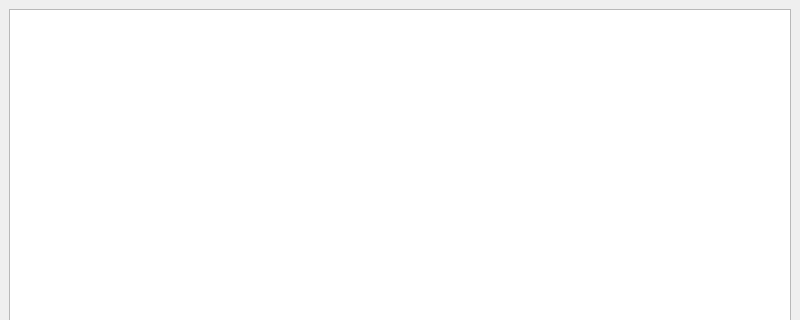
Above: targetinfowindow.ui from kernelhcy/targettracking before the change; both pictures show x 0 to 800 and y 0 to 320 of the 800 by 600 pixel window. Below: the same form after it.
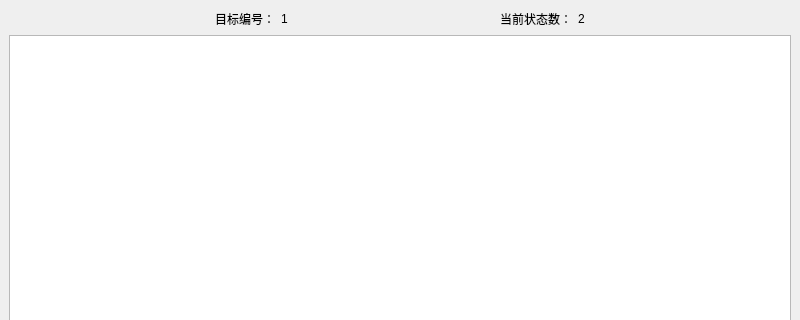
That is the form after the change.

Commit message: 集群信息和目标信息窗口增加显示信息

What changed in the file:
```diff
--- a/targetinfowindow.ui
+++ b/targetinfowindow.ui
@@ -16,6 +16,77 @@
   <widget class="QWidget" name="centralwidget">
    <layout class="QGridLayout" name="gridLayout">
     <item row="0" column="0">
+     <layout class="QHBoxLayout" name="horizontalLayout">
+      <item>
+       <spacer name="horizontalSpacer">
+        <property name="orientation">
+         <enum>Qt::Horizontal</enum>
+        </property>
+        <property name="sizeHint" stdset="0">
+         <size>
+          <width>40</width>
+          <height>20</height>
+         </size>
+        </property>
+       </spacer>
+      </item>
+      <item>
+       <widget class="QLabel" name="label">
+        <property name="text">
+         <string>目标编号：</string>
+        </property>
+       </widget>
+      </item>
+      <item>
+       <widget class="QLabel" name="targetIDLabel">
+        <property name="text">
+         <string>1</string>
+        </property>
+       </widget>
+      </item>
+      <item>
+       <spacer name="horizontalSpacer_3">
+        <property name="orientation">
+         <enum>Qt::Horizontal</enum>
+        </property>
+        <property name="sizeHint" stdset="0">
+         <size>
+          <width>40</width>
+          <height>20</height>
+         </size>
+        </property>
+       </spacer>
+      </item>
+      <item>
+       <widget class="QLabel" name="label_3">
+        <property name="text">
+         <string>当前状态数：</string>
+        </property>
+       </widget>
+      </item>
+      <item>
+       <widget class="QLabel" name="stateNumLabel">
+        <property name="text">
+         <string>2</string>
+        </property>
+       </widget>
+      </item>
+      <item>
+       <spacer name="horizontalSpacer_2">
+        <property name="orientation">
+         <enum>Qt::Horizontal</enum>
+        </property>
+        <property name="sizeHint" stdset="0">
+         <size>
+          <width>40</width>
+          <height>20</height>
+         </size>
+        </property>
+       </spacer>
+      </item>
+     </layout>
+    </item>
+    <item row="1" column="0">
      <widget class="QTableView" name="tableView"/>
     </item>
    </layout>
```
The commit also changes 4 other files.
